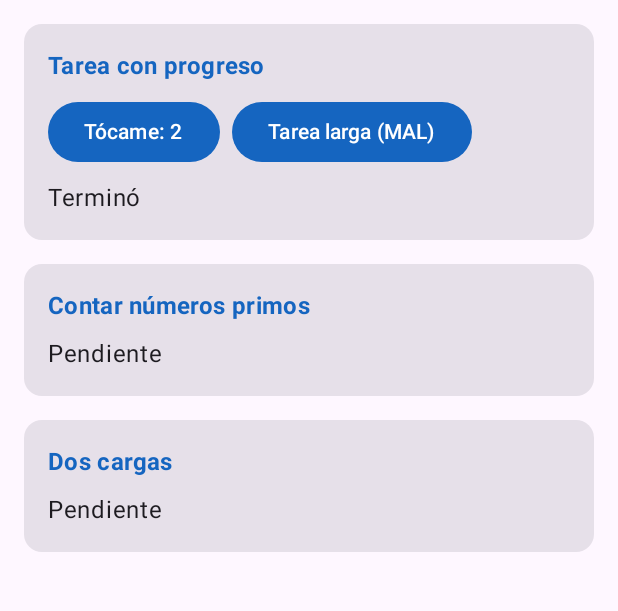
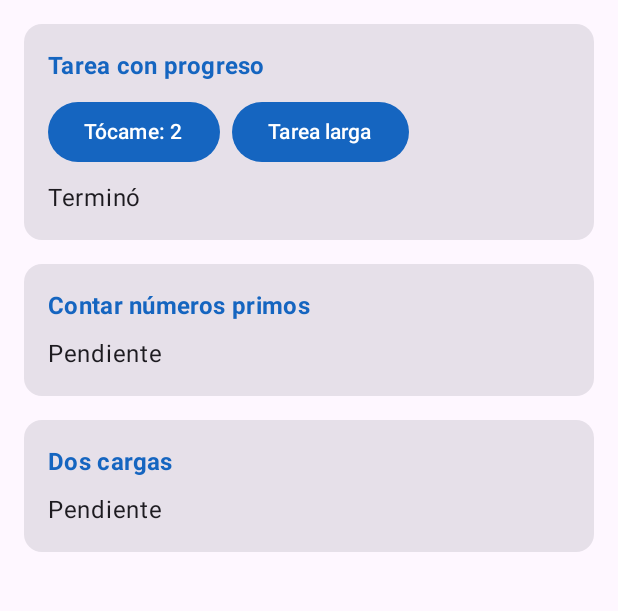
Before and after one commit to luiscucho-oss/CentroTareas-Cucho, an Android app built with Jetpack Compose: the screen it shows after launch (MainActivity), after a tap on an icon or button, on a phone screen of 412 x 824 dp, the part 96-707 px from its top. Run offline under Robolectric (Android 15) with nearby library versions, the phone set to English and light mode, and no system bars; 2 other taps on this screen came first.

Commit message:
fix(hilos): mueve la tarea larga a una corrutina con withContext

```diff
--- a/app/src/main/java/com/tecsup/centrotareas/ui/PantallaTareas.kt
+++ b/app/src/main/java/com/tecsup/centrotareas/ui/PantallaTareas.kt
@@ -57,7 +57,7 @@ fun PantallaTareas(vm: TareasViewModel) {
             Tarjeta("Tarea con progreso") {
                 Row(horizontalArrangement = Arrangement.spacedBy(8.dp)) {
                     Button(onClick = { toques++ }) { Text("Tócame: $toques") }
-                    Button(onClick = { vm.tareaLargaMala() }) { Text("Tarea larga (MAL)") }
+                    Button(onClick = { vm.tareaLarga() }) { Text("Tarea larga") }
                 }
                 Text(mensaje, style = MaterialTheme.typography.bodyLarge)
             }
--- a/app/src/main/java/com/tecsup/centrotareas/viewmodel/TareasViewModel.kt
+++ b/app/src/main/java/com/tecsup/centrotareas/viewmodel/TareasViewModel.kt
@@ -1,12 +1,18 @@
 package com.tecsup.centrotareas.viewmodel
 
+import android.util.Log
 import androidx.lifecycle.ViewModel
+import androidx.lifecycle.viewModelScope
 import com.tecsup.centrotareas.data.TareasRepository
 import com.tecsup.centrotareas.model.CargaUi
 import com.tecsup.centrotareas.model.PrimosUi
+import kotlinx.coroutines.Dispatchers
+import kotlinx.coroutines.delay
 import kotlinx.coroutines.flow.MutableStateFlow
 import kotlinx.coroutines.flow.StateFlow
 import kotlinx.coroutines.flow.asStateFlow
+import kotlinx.coroutines.launch
+import kotlinx.coroutines.withContext
 
 class TareasViewModel(private val repo: TareasRepository) : ViewModel() {
 
@@ -14,14 +20,19 @@ class TareasViewModel(private val repo: TareasRepository) : ViewModel() {
     private val _mensaje = MutableStateFlow("Listo")
     val mensaje: StateFlow<String> = _mensaje.asStateFlow()
 
-    // Paso 1: MAL a propósito. Thread.sleep bloquea el hilo principal 4 s
-    fun tareaLargaMala() {
-        _mensaje.value = "Trabajando..."
-        Thread.sleep(4000)
-        _mensaje.value = "Terminó"
+    // Paso 2: la espera va en segundo plano y el hilo principal queda libre
+    fun tareaLarga() {
+        viewModelScope.launch {
+            _mensaje.value = "Trabajando..."
+            Log.d("HILO", "Antes: ${Thread.currentThread().name}")
+            withContext(Dispatchers.Default) {
+                Log.d("HILO", "Dentro: ${Thread.currentThread().name}")
+                delay(4000)
+            }
+            Log.d("HILO", "Despues: ${Thread.currentThread().name}")
+            _mensaje.value = "Terminó"
+        }
     }
-
-    // TODO Paso 2: fun tareaLarga()
     // TODO Paso 3: progreso
     // TODO Paso 4: trabajo (Job), corriendo y cancelar()
 
```
